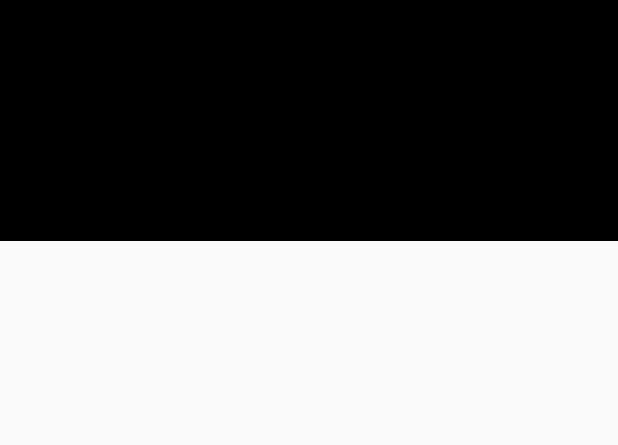
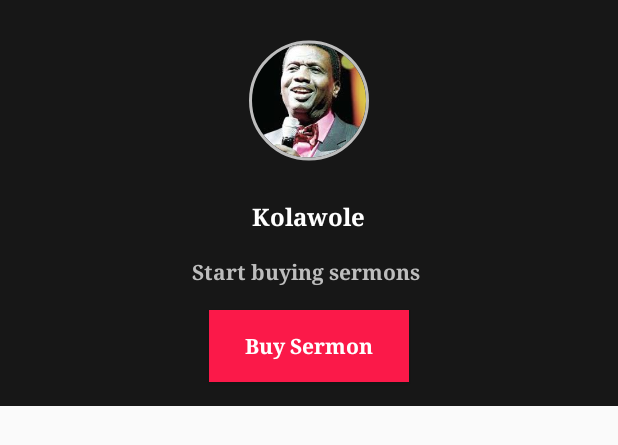
Before and after one commit to themavencoder/jesusify, an Android app: the layout nav_header.xml on its own in the app's theme, with its tools: preview values and no code run, on a phone screen of 412 x 824 dp. Shown: the top 445 px of the screen. Run offline under Robolectric (Android 15) with nearby library versions, the phone set to English and light mode, and no system bars.

Commit message:
Supplementary changes

```diff
--- a/app/src/main/java/com/aloineinc/jesusify/intro/IntroActivity.java
+++ b/app/src/main/java/com/aloineinc/jesusify/intro/IntroActivity.java
@@ -47,9 +47,9 @@ public class IntroActivity extends AppCompatActivity  {
     }
 
     private void createDots(int current_position) {
-        if (Dots_Layout != null) {
+        /*if (Dots_Layout != null) {
             Dots_Layout.removeAllViews();
-        }
+        }*/
         dots = new ImageView[layouts.length];
         for (int i = 0; i < layouts.length; i++) {
             dots[i] = new ImageView(this);
--- a/app/src/main/res/layout/nav_header.xml
+++ b/app/src/main/res/layout/nav_header.xml
@@ -1,15 +1,57 @@
 <?xml version="1.0" encoding="utf-8"?>
 <LinearLayout xmlns:android="http://schemas.android.com/apk/res/android"
-    android:orientation="vertical"
+    xmlns:app="http://schemas.android.com/apk/res-auto"
     android:layout_width="match_parent"
     android:layout_height="wrap_content"
+    android:background="@color/colorbackground"
     android:gravity="center"
-    android:background="@color/colorPrimaryDark">
-    <ImageView
-    android:layout_width="180dp"
-    android:layout_height="130dp"
-    android:layout_marginBottom="15dp"
-    android:layout_marginTop="15dp"
-/>
+    android:orientation="vertical">
+
+    <de.hdodenhof.circleimageview.CircleImageView
+        android:layout_width="80dp"
+        android:layout_height="86dp"
+
+        android:layout_marginBottom="15dp"
+        android:layout_marginTop="24dp"
+        android:src="@drawable/adeboye"
+        app:civ_border_width="2dp"
+        app:civ_border_color="@color/ash"
+        app:civ_border_overlay="false"
+
+        />
+    <TextView
+        android:layout_width="wrap_content"
+        android:layout_height="wrap_content"
+        android:text="Kolawole"
+        android:layout_marginTop="8dp"
+        android:textColor="@color/white"
+        android:textSize="16sp"
+        android:textStyle="bold"
+        />
+
+    <TextView
+        android:layout_width="wrap_content"
+        android:layout_height="wrap_content"
+        android:text="Start buying sermons "
+        android:textColor="@color/ash"
+        android:textSize="14sp"
+        android:layout_marginTop="16dp"
+        android:textStyle="bold"
+        />
+
+    <Button
+        android:layout_width="wrap_content"
+        android:layout_height="wrap_content"
+        android:layout_marginTop="16dp"
+        android:text="Buy Sermon"
+        android:textAllCaps="false"
+        android:textColor="@color/white"
+        android:background="@color/colorAccent"
+        android:textStyle="bold"
+        android:paddingLeft="24dp"
+        android:paddingRight="24dp"
+        android:layout_marginBottom="16dp"
+        />
+
 
 </LinearLayout>
```
Also changed, not shown: app/src/main/AndroidManifest.xml (+16 -3 lines), app/src/main/res/drawable/ic_person.xml (added, +9 -0 lines), app/src/main/res/layout/activity_nav.xml (+2 -19 lines), app/src/main/res/drawable-hdpi/shaper.png (added), app/src/main/res/drawable-mdpi/shaper.png (added), app/src/main/res/drawable-xhdpi/shaper.png (added), app/src/main/res/drawable-xxhdpi/shaper.png (added), app/src/main/res/drawable-xxxhdpi/shaper.png (added).
